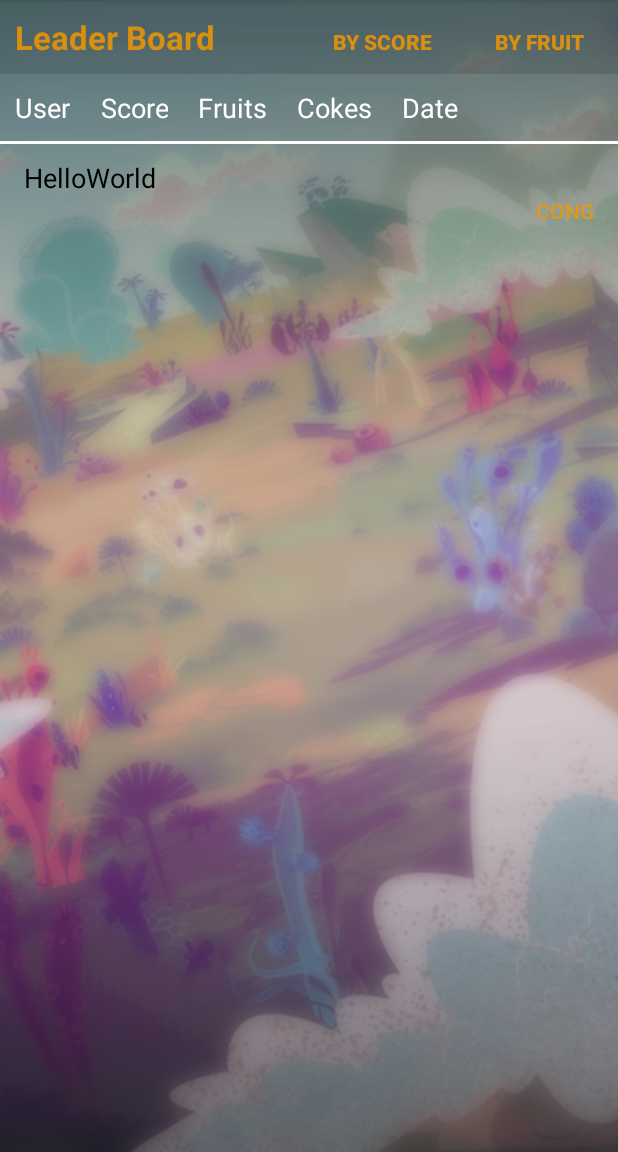
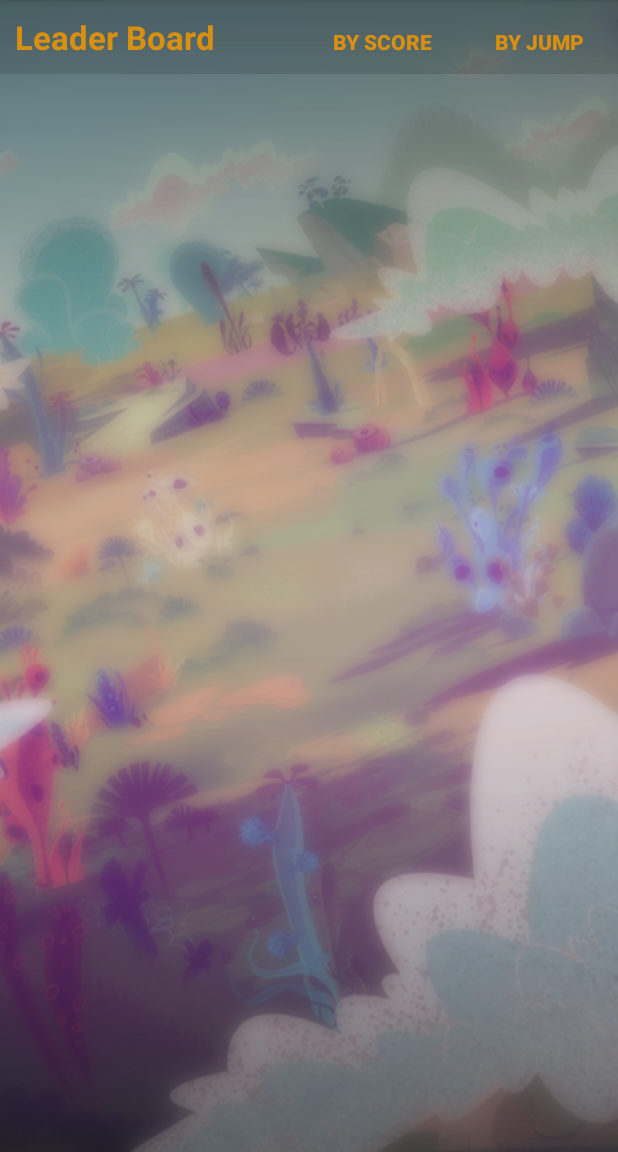
Before and after one commit to entingwu/PikaJump, an Android app: the LeaderBoardActivity screen opened directly, with no data from a screen before it, on a phone screen of 412 x 824 dp, the part 84-1236 px from its top. Run offline under Robolectric (Android 15) with nearby library versions, the phone set to English and light mode, and no system bars; our stand-ins replace Firebase (no records; nobody signed in at launch, a user with empty details on screens opened directly).

Commit message:
implemented leaderboard for issue #4

```diff
--- a/app/build.gradle
+++ b/app/build.gradle
@@ -28,9 +28,11 @@ dependencies {
     compile 'com.android.support:support-v4:25.3.1'
     compile 'com.google.firebase:firebase-auth:10.2.0'
     compile 'com.android.support:design:25.3.1'
+    compile 'com.google.firebase:firebase-database:10.2.0'
     testCompile 'junit:junit:4.12'
 }
 
 
 
+
 apply plugin: 'com.google.gms.google-services'
--- a/app/src/main/java/edu/neu/madcourse/pikachujump/GameUtils.java
+++ b/app/src/main/java/edu/neu/madcourse/pikachujump/GameUtils.java
@@ -6,6 +6,8 @@ import android.graphics.Rect;
 import android.graphics.RectF;
 import android.media.MediaPlayer;
 import android.util.Log;
+
+import java.util.ArrayList;
 
 public class GameUtils {
 
@@ -21,6 +23,7 @@ public class GameUtils {
     public static boolean isLogedIn;
     public static String username;
     public static String currentDataTime;
+    public static ArrayList<User> displayedUser = new ArrayList<>();
 
     // Music
     public static MediaPlayer mMediaPlayer;
@@ -81,14 +84,16 @@ public class GameUtils {
     public static Bitmap banana;
     public static Bitmap coke;
 
+    // LeaderBoard
+    private static String token;
+
+
     public static void setHasRestore(boolean restore) {
         hasRestore = restore;
     }
-
     public static boolean getHasRestore() {
         return hasRestore;
     }
-
     public static boolean getIsLogedIn() {
         return isLogedIn;
     }
@@ -106,6 +111,27 @@ public class GameUtils {
     }
     public static String getCurrentDataTime() {
         return currentDataTime;
+    }
+    public static void setDisplayedUser(ArrayList<User> users) {
+        displayedUser = users;
+    }
+    public static ArrayList<User> getDisplayedUser() {
+        return displayedUser;
+    }
+    public static void clearDisplayedUser() {
+        displayedUser.clear();
+    }
+    public static void setToken(String mToken){
+        token = mToken;
+    }
+    public static String getToken() {
+        return token;
+    }
+    public static int getScore() {
+        return score;
+    }
+    public static int getJumps() {
+        return jumps;
     }
 
     public static void playMusic(Context context, int raw_id) {
--- a/app/src/main/java/edu/neu/madcourse/pikachujump/LeaderBoardActivity.java
+++ b/app/src/main/java/edu/neu/madcourse/pikachujump/LeaderBoardActivity.java
@@ -1,31 +1,133 @@
 package edu.neu.madcourse.pikachujump;
 
+import android.content.Intent;
 import android.support.v7.app.AppCompatActivity;
 import android.os.Bundle;
 import android.util.Log;
+import android.view.View;
+import android.widget.ArrayAdapter;
+import android.widget.Button;
 import android.widget.ListView;
 
+import com.google.firebase.database.DataSnapshot;
+import com.google.firebase.database.DatabaseError;
+import com.google.firebase.database.DatabaseReference;
+import com.google.firebase.database.FirebaseDatabase;
+import com.google.firebase.database.ValueEventListener;
+
 import java.util.ArrayList;
+import java.util.Arrays;
+import java.util.Collections;
+import java.util.Comparator;
+import java.util.HashMap;
 import java.util.List;
+
 
 public class LeaderBoardActivity extends AppCompatActivity {
 
     private static final String TAG = LeaderBoardActivity.class.getSimpleName();
-    private List<String> gameList;
+    private ListView listView;
+    private Button buttonSortByScore;
+    private Button buttonSortByJump;
+    private ArrayAdapter adapter;
+    private ArrayList<String> contents = new ArrayList<>();
+    private int num1 = 0;
+    private int num2 = 0;
+    private ArrayList<User> users = new ArrayList<>();
+    public ArrayList<User> displayedUsers = new ArrayList<>();
+
+    DatabaseReference mRootRef = FirebaseDatabase.getInstance().getReference();
+    DatabaseReference mUsersRef = mRootRef.child("users");
+
 
     @Override
     protected void onCreate(Bundle savedInstanceState) {
         super.onCreate(savedInstanceState);
         setContentView(R.layout.activity_leader_board);
-        gameList = new ArrayList<>();
-        gameList.add("Hello");
 
-        Log.i(TAG, "Add data...");
-        ListView leaderListView = (ListView) findViewById(R.id.leaderBoard_list);
-        LeaderBoardAdapter leaderBoardAdapter = new LeaderBoardAdapter(
-                LeaderBoardActivity.this,
-                R.layout.leaderboard_listitem,
-                gameList);
-        leaderListView.setAdapter(leaderBoardAdapter);
+        listView = (ListView) findViewById(R.id.leaderBoard_list);
+        adapter = new ArrayAdapter<>(LeaderBoardActivity.this, R.layout.leaderboard_listitem, contents);
+        listView.setAdapter(adapter);
+
+        buttonSortByScore = (Button) findViewById(R.id.button_leader_board_sort_score);
+        buttonSortByJump = (Button) findViewById(R.id.button_leader_board_sort_jump);
+
+
+//        buttonSortByScore.setOnClickListener(new View.OnClickListener() {
+//            @Override
+//            public void onClick(View v) {
+//                sortByScore(num1);
+//                num1++;
+//                adapter.notifyDataSetChanged();
+//            }
+//        });
+//
+//        buttonSortByJump.setOnClickListener(new View.OnClickListener() {
+//            @Override
+//            public void onClick(View v) {
+//                sortByJump(num2);
+//                num1++;
+//                adapter.notifyDataSetChanged();
+//            }
+//        });
+    }
+
+    @Override
+    protected void onStart() {
+        super.onStart();
+
+        mUsersRef.addValueEventListener(new ValueEventListener() {
+            @Override
+            public void onDataChange(DataSnapshot dataSnapshot) {
+                for (DataSnapshot ds : dataSnapshot.getChildren()) {
+                    User user = ds.getValue(User.class);
+                    users.add(user);
+                }
+                displayedUsers = getFirst10Users(users);
+                GameUtils.clearDisplayedUser();
+                GameUtils.setDisplayedUser(displayedUsers);
+
+                for (User u : displayedUsers) {
+                    String string = convertUser(u);
+                    contents.add(string);
+                }
+                adapter.notifyDataSetChanged();
+            }
+
+            @Override
+            public void onCancelled(DatabaseError databaseError) {
+
+            }
+        });
+    }
+
+    private ArrayList<User> getFirst10Users(ArrayList<User> users) {
+        ArrayList<User> result = new ArrayList<>();
+
+        Collections.sort(users, new Comparator<User>() {
+            @Override
+            public int compare(User o1, User o2) {
+                return o2.score - o1.score;
+            }
+        });
+
+        if (users.size() <= 10) {
+            result = users;
+        } else {
+            for (int i = 0; i < 10; i++) {
+                result.add(users.get(i));
+            }
+        }
+        return result;
+    }
+
+    private String convertUser (User user) {
+        String result;
+        result = "Username: " + user.username + "\n"
+                + "TotalScore: " + user.score + "\n"
+                + "DataPlayed: " + user.datePlayed + "\n"
+                + "Number of Jumps: " + user.totalJumps + "\n";
+
+        return result;
     }
 }
--- a/app/src/main/java/edu/neu/madcourse/pikachujump/LeaderBoardAdapter.java
+++ /dev/null
@@ -1,49 +0,0 @@
-package edu.neu.madcourse.pikachujump;
-
-import android.app.Activity;
-import android.content.Context;
-import android.view.LayoutInflater;
-import android.view.View;
-import android.view.ViewGroup;
-import android.widget.ArrayAdapter;
-import android.widget.Button;
-import android.widget.TextView;
-
-import java.util.ArrayList;
-import java.util.List;
-
-public class LeaderBoardAdapter extends ArrayAdapter<String> {
-
-    private static final String TAG = LeaderBoardAdapter.class.getSimpleName();
-    private final Context context;
-    private List<String> games = new ArrayList<>();
-    private int layoutResourceId;
-
-    public LeaderBoardAdapter(Context context, int layoutResourceId, List<String> games) {
-        super(context, layoutResourceId, games);
-        this.context = context;
-        this.games = games;
-        this.layoutResourceId = layoutResourceId;
-    }
-
-    @Override
-    public View getView(int position, View convertView, ViewGroup parent) {
-        LayoutInflater inflater = ((Activity)context).getLayoutInflater();
-        View rowView = inflater.inflate(layoutResourceId, parent, false);
-        Record record = new Record();
-        //record.gameStr = games.get(position);
-        record.gameStr = "HelloWorld";
-        record.textView = (TextView) rowView.findViewById(R.id.leaderBoard_text);
-        record.button = (Button) rowView.findViewById(R.id.button_congrats);
-
-        rowView.setTag(record);
-        record.textView.setText(record.gameStr);
-        return rowView;
-    }
-
-    public static class Record {
-        String gameStr;
-        TextView textView;
-        Button button;
-    }
-}
--- a/app/src/main/java/edu/neu/madcourse/pikachujump/MainActivity.java
+++ b/app/src/main/java/edu/neu/madcourse/pikachujump/MainActivity.java
@@ -8,6 +8,8 @@ import android.os.Bundle;
 import android.view.View;
 import android.view.Window;
 import android.widget.Button;
+
+import com.google.firebase.iid.FirebaseInstanceId;
 
 public class MainActivity extends AppCompatActivity {
     private AlertDialog mDialog;
@@ -22,6 +24,9 @@ public class MainActivity extends AppCompatActivity {
 //            Intent intent = new Intent(this, LoginActivity.class);
 //            startActivity(intent);
 //        }
+
+        String token = FirebaseInstanceId.getInstance().getToken();
+        GameUtils.setToken(token);
 
         Button muteButton = (Button) findViewById(R.id.mute_button);
         Button acknowledgeButton = (Button) findViewById(R.id.ack_button);
--- a/app/src/main/res/layout/activity_leader_board.xml
+++ b/app/src/main/res/layout/activity_leader_board.xml
@@ -45,78 +45,81 @@
                 android:background="?android:attr/selectableItemBackground"
                 android:textColor="@color/orange_color"
                 android:textStyle="bold"
-                android:onClick="orderByTotalScoreLeaderBoard"
                 android:id="@+id/button_leader_board_sort_score"/>
 
             <Button
-                android:text="@string/button_label_sort_fruits"
+                android:text="@string/button_label_sort_jump"
                 android:layout_width="wrap_content"
                 android:layout_height="wrap_content"
                 android:layout_weight="1"
                 android:background="?android:attr/selectableItemBackground"
                 android:textColor="@color/orange_color"
                 android:textStyle="bold"
-                android:onClick="orderByWordScoreLeaderBoard"
-                android:id="@+id/button_leader_board_sort_word"/>
+                android:id="@+id/button_leader_board_sort_jump"/>
         </LinearLayout>
-        <TableLayout
-            android:layout_width="match_parent"
-            android:layout_height="match_parent">
+        <!--<TableLayout-->
+            <!--android:layout_width="match_parent"-->
+            <!--android:layout_height="match_parent">-->
 
-            <TableRow
-                android:id="@+id/tableRow_head"
-                android:layout_width="match_parent"
-                android:layout_height="match_parent">
+            <!--<TableRow-->
+                <!--android:id="@+id/tableRow_head"-->
+                <!--android:layout_width="match_parent"-->
+                <!--android:layout_height="match_parent">-->
 
-                <TextView
-                    android:textAppearance="?android:attr/textAppearanceMedium"
-                    android:textColor="@color/colorPrimaryLight"
-                    android:gravity="center_horizontal"
-                    android:layout_column="1"
-                    android:padding="10dp"
-                    android:text="@string/username" />
+                <!--<TextView-->
+                    <!--android:textAppearance="?android:attr/textAppearanceMedium"-->
+                    <!--android:textColor="@color/colorPrimaryLight"-->
+                    <!--android:gravity="center_horizontal"-->
+                    <!--android:layout_column="1"-->
+                    <!--android:padding="10dp"-->
+                    <!--android:text="@string/username" />-->
 
-                <TextView
-                    android:textAppearance="?android:attr/textAppearanceMedium"
-                    android:textColor="@color/colorPrimaryLight"
-                    android:gravity="center_horizontal"
-                    android:layout_column="2"
-                    android:padding="10dp"
-                    android:text="@string/score" />
+                <!--<TextView-->
+                    <!--android:textAppearance="?android:attr/textAppearanceMedium"-->
+                    <!--android:textColor="@color/colorPrimaryLight"-->
+                    <!--android:gravity="center_horizontal"-->
+                    <!--android:layout_column="2"-->
+                    <!--android:padding="10dp"-->
+                    <!--android:text="@string/score" />-->
 
-                <TextView
-                    android:textAppearance="?android:attr/textAppearanceMedium"
-                    android:textColor="@color/colorPrimaryLight"
-                    android:gravity="center_horizontal"
-                    android:layout_column="3"
-                    android:padding="10dp"
-                    android:text="@string/fruits" />
+                <!--<TextView-->
+                    <!--android:textAppearance="?android:attr/textAppearanceMedium"-->
+                    <!--android:textColor="@color/colorPrimaryLight"-->
+                    <!--android:gravity="center_horizontal"-->
+                    <!--android:layout_column="3"-->
+                    <!--android:padding="10dp"-->
+                    <!--android:text="@string/fruits" />-->
 
-                <TextView
-                    android:textAppearance="?android:attr/textAppearanceMedium"
-                    android:textColor="@color/colorPrimaryLight"
-                    android:gravity="center_horizontal"
-                    android:layout_column="4"
-                    android:padding="10dp"
-                    android:text="@string/cokes" />
+                <!--<TextView-->
+                    <!--android:textAppearance="?android:attr/textAppearanceMedium"-->
+                    <!--android:textColor="@color/colorPrimaryLight"-->
+                    <!--android:gravity="center_horizontal"-->
+                    <!--android:layout_column="4"-->
+                    <!--android:padding="10dp"-->
+                    <!--android:text="@string/cokes" />-->
 
-                <TextView
-                    android:textAppearance="?android:attr/textAppearanceMedium"
-                    android:textColor="@color/colorPrimaryLight"
-                    android:gravity="center_horizontal"
-                    android:layout_column="5"
-                    android:padding="10dp"
-                    android:text="@string/date" />
-            </TableRow>
-            <View
-                android:layout_height="2dip"
-                android:background="#FFffffff" />
+                <!--<TextView-->
+                    <!--android:textAppearance="?android:attr/textAppearanceMedium"-->
+                    <!--android:textColor="@color/colorPrimaryLight"-->
+                    <!--android:gravity="center_horizontal"-->
+                    <!--android:layout_column="5"-->
+                    <!--android:padding="10dp"-->
+                    <!--android:text="@string/date" />-->
+            <!--</TableRow>-->
+            <!--<View-->
+                <!--android:layout_height="2dip"-->
+                <!--android:background="#FFffffff" />-->
 
-            <ListView
-                android:id="@+id/leaderBoard_list"
-                android:layout_width="match_parent"
-                android:layout_height="wrap_content">
-            </ListView>
-        </TableLayout>
+            <!--<ListView-->
+                <!--android:id="@+id/leaderBoard_list"-->
+                <!--android:layout_width="match_parent"-->
+                <!--android:layout_height="wrap_content">-->
+            <!--</ListView>-->
+        <!--</TableLayout>-->
+        <ListView
+        android:id="@+id/leaderBoard_list"
+        android:layout_width="match_parent"
+        android:layout_height="wrap_content">
+        </ListView>
     </LinearLayout>
 </FrameLayout>
--- a/app/src/main/res/layout/activity_main.xml
+++ b/app/src/main/res/layout/activity_main.xml
@@ -67,7 +67,6 @@
                 android:background="@drawable/applause"
                 android:layout_width="@dimen/menu_icon_width"
                 android:layout_height="@dimen/menu_icon_width"
-                android:onClick="displayLogin"
                 android:layout_margin="@dimen/menu_button_margin" />
         </LinearLayout>
 
--- a/app/src/main/res/layout/fragment_main.xml
+++ b/app/src/main/res/layout/fragment_main.xml
@@ -30,6 +30,6 @@
 
     <Button
         android:id="@+id/score_button"
-        android:text="@string/score_label"
+        android:text="@string/leader_board_label"
         style="@style/MenuButtonStyle"/>
 </LinearLayout>
--- a/app/src/main/res/layout/leaderboard_listitem.xml
+++ b/app/src/main/res/layout/leaderboard_listitem.xml
@@ -1,28 +1,24 @@
 <?xml version="1.0" encoding="utf-8"?>
-<LinearLayout
-    xmlns:android="http://schemas.android.com/apk/res/android"
-    android:layout_width="match_parent"
-    android:layout_height="match_parent"
-    android:orientation="vertical"
-    android:gravity="center_vertical|end"
-    android:paddingLeft="@dimen/activity_horizontal_margin"
-    android:paddingRight="@dimen/activity_horizontal_margin">
 
-    <TextView
-        android:id="@+id/leaderBoard_text"
-        android:layout_width="match_parent"
-        android:layout_height="wrap_content"
-        android:textAppearance="?android:attr/textAppearanceMedium"
-        android:textColor="@color/colorPrimary"
-        android:layout_marginTop="10dp" />
+<TextView xmlns:android="http://schemas.android.com/apk/res/android"
+    android:layout_width="fill_parent"
+    android:layout_height="wrap_content" />
 
-    <Button
-        android:id="@+id/button_congrats"
-        android:text="@string/button_label_congrats"
-        android:layout_width="wrap_content"
-        android:layout_height="wrap_content"
-        android:background="?android:attr/selectableItemBackground"
-        android:textColor="@color/orange_color"
-        android:gravity="end"
-        android:onClick="sendCongrats"/>
-</LinearLayout>
+<!--<LinearLayout-->
+    <!--xmlns:android="http://schemas.android.com/apk/res/android"-->
+    <!--android:layout_width="match_parent"-->
+    <!--android:layout_height="match_parent"-->
+    <!--android:orientation="vertical"-->
+    <!--android:gravity="center_vertical|end"-->
+    <!--android:paddingLeft="@dimen/activity_horizontal_margin"-->
+    <!--android:paddingRight="@dimen/activity_horizontal_margin">-->
+
+    <!--<TextView-->
+        <!--android:id="@+id/leaderBoard_text"-->
+        <!--android:layout_width="match_parent"-->
+        <!--android:layout_height="wrap_content"-->
+        <!--android:textAppearance="?android:attr/textAppearanceMedium"-->
+        <!--android:textColor="@color/colorPrimary"-->
+        <!--android:layout_marginTop="10dp" />-->
+
+<!--</LinearLayout>-->
--- a/app/src/main/res/values/strings.xml
+++ b/app/src/main/res/values/strings.xml
@@ -7,7 +7,7 @@
     <string name="score_label">Scores</string>
     <string name="continue_label">Continue</string>
     <string name="new_game_label">New Game</string>
-    <string name="leader_board_label">Leader Board</string>
+    <string name="leader_board_label">Leaderboard</string>
     <string name="button_label_acknowledgement">Acknowledgment</string>
     <string name="mode_easy">Easy</string>
     <string name="mode_hard">Hard</string>
@@ -76,6 +76,9 @@
     <string name="enjoyText">Hope you enjoy this game!</string>
 
 
+    <string name="anonymous">John Doe</string>
+
+
 
 
 </resources>
```
Also changed, not shown: app/src/main/java/edu/neu/madcourse/pikachujump/GameActivity.java (+20 -1 lines), app/src/main/java/edu/neu/madcourse/pikachujump/User.java (added, +41 -0 lines).
